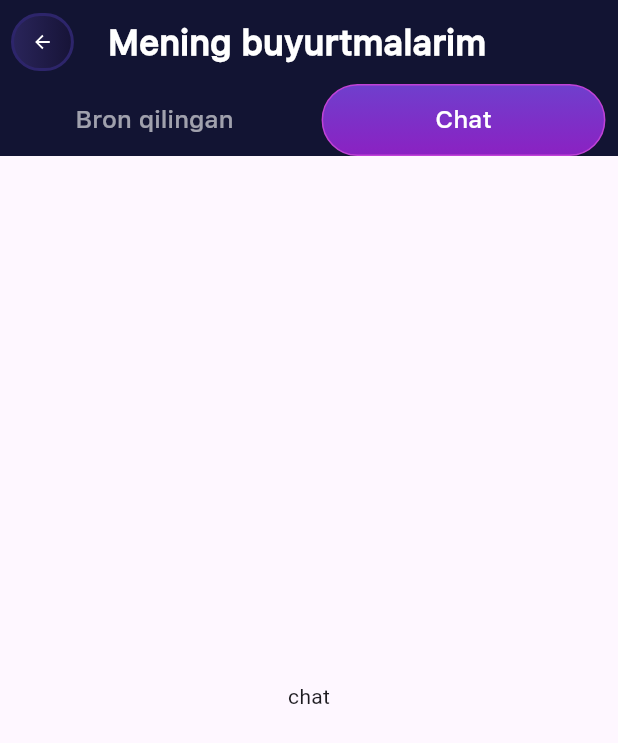
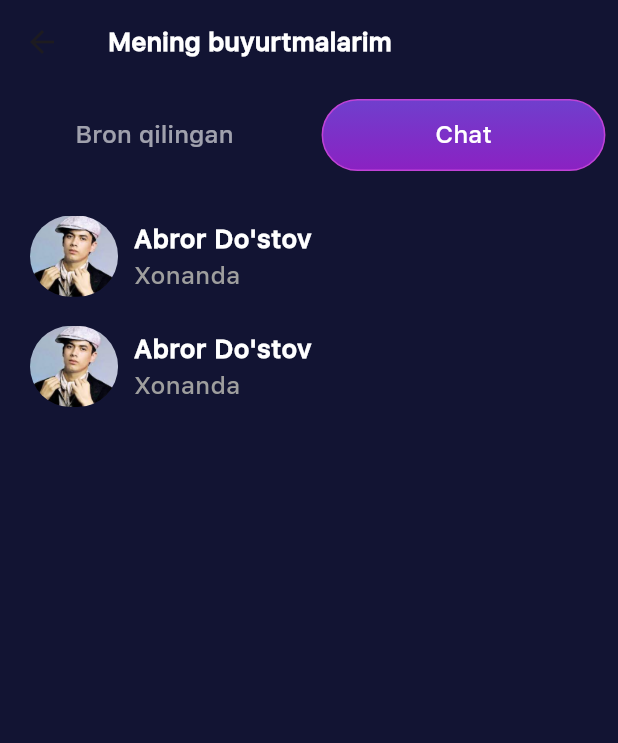
Before and after one commit to azizbek123411/yulduzlar_cosinius, a Flutter app: the MyOrders screen opened directly, tab 2 chosen, on a phone screen of 412 x 824 dp. Shown: the top 743 px of the screen. Run offline on Flutter 3.47's test engine with Material 3 defaults, Android fonts, the phone set to English and light mode, and no system bars; our stand-ins replace bloc, flutter_svg, pin_code_fields.

```diff
--- a/lib/src/ui/pages/navbar_pages/my_orders.dart
+++ b/lib/src/ui/pages/navbar_pages/my_orders.dart
@@ -5,7 +5,7 @@ import 'package:yulduzlar_cosinius/src/repository/constants/text_style.dart';
 import 'package:yulduzlar_cosinius/src/repository/utils/app_padding.dart';
 import 'package:yulduzlar_cosinius/src/repository/utils/creen_utils.dart';
 import 'package:yulduzlar_cosinius/src/repository/utils/space.dart';
-import 'package:yulduzlar_cosinius/src/ui/screens/my_orders_screen/chat_page.dart';
+import 'package:yulduzlar_cosinius/src/ui/screens/my_orders_screen/tabbar_chat_page.dart';
 import 'package:yulduzlar_cosinius/src/ui/screens/my_orders_screen/ordered_page.dart';
 import 'package:yulduzlar_cosinius/src/ui/widgets/buttons.dart';
 class MyOrders extends StatefulWidget {
@@ -25,14 +25,12 @@ class _MyOrdersState extends State<MyOrders> {
           title: Text("Mening buyurtmalarim",
           style: AppTextStyle.instance.w700.copyWith(
             color: AppColors.colorFFF,
-            fontSize: FontSizeConst.instance.extraLargeFont
+            fontSize: FontSizeConst.instance.largeFont
           ),),
           backgroundColor: Colors.transparent,
-          leading: Row(
-            children: [WBox(2.w),
-            ButtonWidget(onTap: (){}, path:"assets/svg/Frame.svg" , h: 40.h, w: 40.w, radius: 50)],
-          ),
-          bottom: TabBar(
+          bottom: PreferredSize(
+            preferredSize: Size(double.infinity, 60.h),
+            child: TabBar(
               indicatorPadding: Dis.only(lr: 8.w),
               indicatorSize: TabBarIndicatorSize.tab,
               dividerHeight: 0,
@@ -40,7 +38,6 @@ class _MyOrdersState extends State<MyOrders> {
                 gradient: AppColors.mainButtonGradient,
                 borderRadius: BorderRadius.circular(50),
                 border: Border.all(color: AppColors.colorC042D7)
-              // color: AppColors.colorC042D7
               ),
               indicatorColor: AppColors.colorC042D7,
                unselectedLabelColor: AppColors.colorFFF60,
@@ -48,7 +45,7 @@ class _MyOrdersState extends State<MyOrders> {
                 color: AppColors.colorFFF,
                 fontSize: FontSizeConst.instance.mediumFont,
               ),
-            tabs: [
+              tabs:const [
                  Tab(
                   text:"Bron qilingan",
                 ),
@@ -59,10 +56,11 @@ class _MyOrdersState extends State<MyOrders> {
 
             ),
           ),
+        ),
         backgroundColor: AppColors.mainBackground,
-        body: TabBarView(children: [
+        body: const TabBarView(children: [
           OrderedPage(),
-          ChatPage(),
+          TabbarChatPage(),
         ],),
       ),
     );
--- a/lib/src/ui/screens/artist_screens/artist_row.dart
+++ b/lib/src/ui/screens/artist_screens/artist_row.dart
@@ -1,4 +1,5 @@
 import 'package:flutter/material.dart';
+import 'package:yulduzlar_cosinius/src/repository/utils/app_padding.dart';
 import 'package:yulduzlar_cosinius/src/repository/utils/creen_utils.dart';
 
 import '../../../config/font_size.dart';
@@ -9,7 +10,9 @@ class ArtistRow extends StatelessWidget {
 
   @override
   Widget build(BuildContext context) {
-    return Row(
+    return Container(
+      margin: Dis.only(tb: 10.h),
+      child: Row(
         children: [
           ClipRRect(
             borderRadius: BorderRadius.circular(50),
@@ -41,6 +44,7 @@ class ArtistRow extends StatelessWidget {
             ],
           )
         ],
+      ),
     );
   }
 }
--- /dev/null
+++ b/lib/src/ui/screens/my_orders_screen/tabbar_chat_page.dart
@@ -0,0 +1,44 @@
+import 'package:flutter/material.dart';
+import 'package:flutter_svg/svg.dart';
+import 'package:yulduzlar_cosinius/src/repository/utils/creen_utils.dart';
+import 'package:yulduzlar_cosinius/src/ui/screens/my_orders_screen/chat_page.dart';
+
+import '../../../config/appcolors.dart';
+import '../../../config/router.dart';
+import '../../../repository/utils/app_padding.dart';
+import '../artist_screens/artist_row.dart';
+
+class TabbarChatPage extends StatefulWidget {
+  const TabbarChatPage({super.key});
+
+  @override
+  State<TabbarChatPage> createState() => _TabbarChatPageState();
+}
+
+class _TabbarChatPageState extends State<TabbarChatPage> {
+  @override
+  Widget build(BuildContext context) {
+    return Scaffold(
+      backgroundColor: AppColors.mainBackground,
+      body: Padding(
+        padding: Dis.all(20),
+        child: SingleChildScrollView(
+          child: Column(
+            children: [
+              GestureDetector(
+                  onTap: () {
+                    AppRouter.go(context, const ChatPage());
+                  },
+                  child: const ArtistRow()),
+              GestureDetector(
+                  onTap: () {
+                    AppRouter.go(context, const ChatPage());
+                  },
+                  child: const ArtistRow()),
+            ],
+          ),
+        ),
+      ),
+    );
+  }
+}
```
Also changed, not shown: lib/src/ui/screens/my_orders_screen/chat_page.dart (+36 -2 lines). Lines whose indentation alone changed are shown as unchanged.
